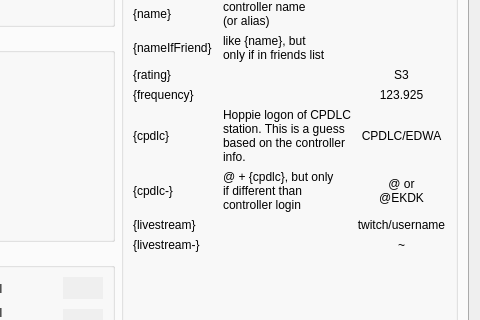
Old version of the form src/dialogs/PreferencesDialog.ui in the repository qutescoop/qutescoop; both pictures show x 539 to 1019 and y 144 to 464 of the 1019 by 975 pixel window.
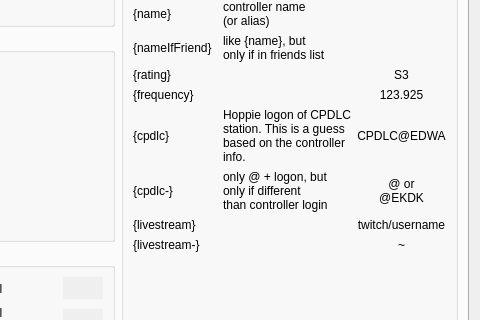
New version of the form. The open tabs and pages were chosen to show the change. Icons and pictures are not drawn.

```diff
--- a/src/dialogs/PreferencesDialog.ui
+++ b/src/dialogs/PreferencesDialog.ui
@@ -4550,9 +4550,9 @@
                <item row="9" column="1">
                 <widget class="QLabel" name="label_173">
                  <property name="text">
-                  <string>@ + {cpdlc}, but only
-if different than
-controller login</string>
+                  <string>only @ + logon, but
+only if different
+than controller login</string>
                  </property>
                 </widget>
                </item>
@@ -4569,7 +4569,7 @@
                <item row="8" column="2">
                 <widget class="QLabel" name="label_138">
                  <property name="text">
-                  <string>&lt;html&gt;&lt;head/&gt;&lt;body&gt;&lt;p align=&quot;center&quot;&gt;CPDLC/EDWA&lt;/p&gt;&lt;/body&gt;&lt;/html&gt;</string>
+                  <string>&lt;html&gt;&lt;head/&gt;&lt;body&gt;&lt;p align=&quot;center&quot;&gt;CPDLC@EDWA&lt;/p&gt;&lt;/body&gt;&lt;/html&gt;</string>
                  </property>
                 </widget>
                </item>
```
Left out of the diff: 6 changed lines with no effect on the pictures.
